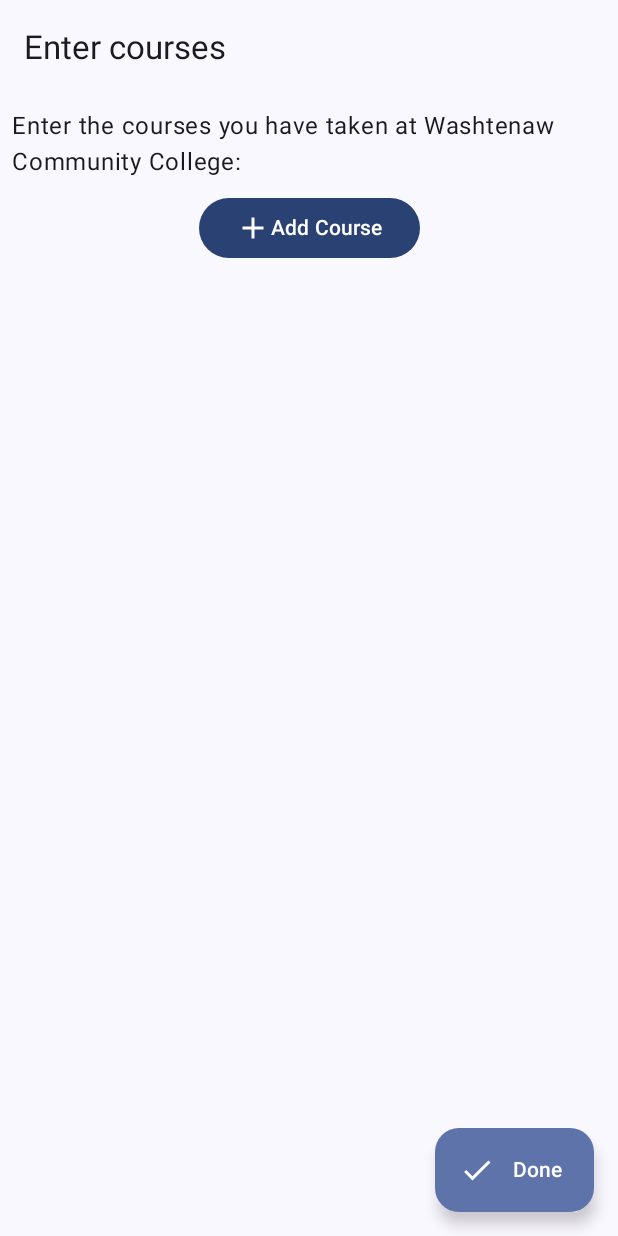
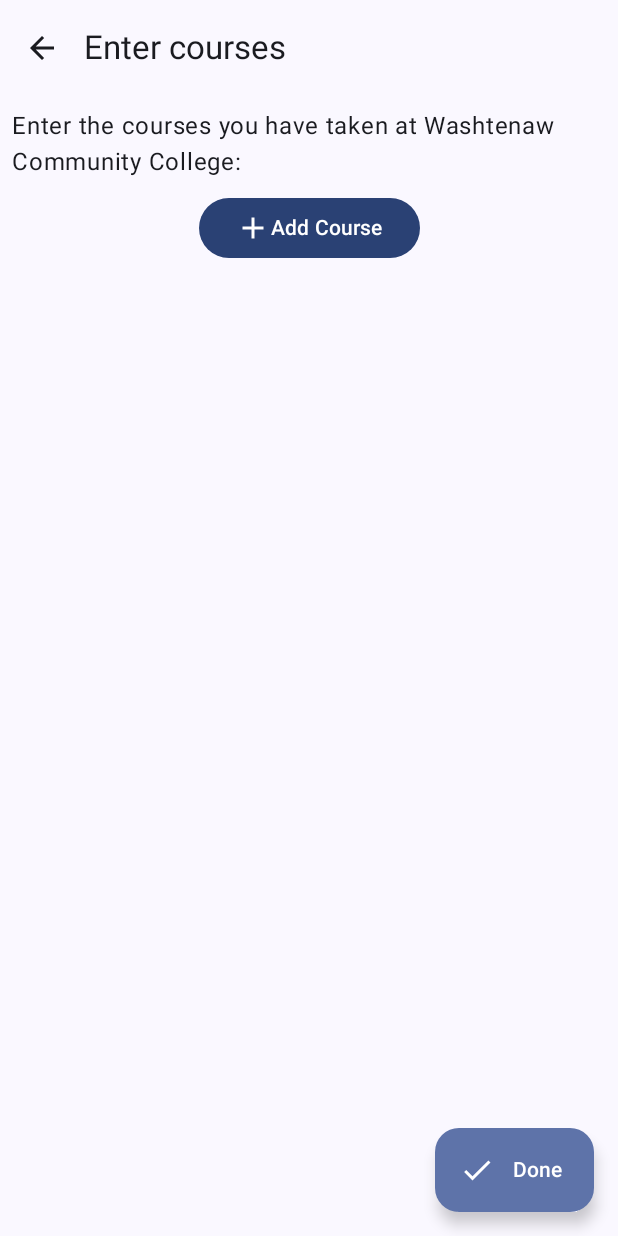
Before and after one commit to im117/UnivTransfer, an Android app built with Jetpack Compose: the screen it shows after launch (MainActivity), after a tap on an icon or button, on a phone screen of 412 x 824 dp. Run offline under Robolectric (Android 15) with nearby library versions, the phone set to English and light mode, and no system bars; our stand-ins replace Room's generated code.

Commit message:
back button on course add screen

```diff
--- a/app/src/main/java/edu/emich/imulliso/cosc481honors/univtransfer/CourseInputForm.kt
+++ b/app/src/main/java/edu/emich/imulliso/cosc481honors/univtransfer/CourseInputForm.kt
@@ -8,6 +8,7 @@
 import androidx.compose.foundation.rememberScrollState
 import androidx.compose.foundation.verticalScroll
 import androidx.compose.material.icons.Icons
+import androidx.compose.material.icons.automirrored.filled.ArrowBack
 import androidx.compose.material.icons.filled.Add
 import androidx.compose.material.icons.filled.Check
 import androidx.compose.material.icons.filled.Clear
@@ -29,10 +30,12 @@
 import androidx.compose.ui.Modifier
 import androidx.compose.ui.res.stringResource
 import androidx.compose.ui.unit.dp
+import androidx.navigation.NavController
 
 @OptIn(ExperimentalMaterial3Api::class)
 @Composable
 fun CourseInputForm(
+    navController: NavController,
     database: AppDatabase,
     college: College?,
     onCourseListSelected: (List<Course>) -> Unit,
@@ -42,7 +45,26 @@
     val courses = remember { mutableStateListOf<Course>() }
 
     Scaffold(
-        topBar = { TopAppBar(title = { Text(stringResource(R.string.enter_courses)) }) },
+        topBar = {
+            TopAppBar(
+                // back icon
+                navigationIcon = {
+                    IconButton(
+                        onClick = {
+                            // Go back
+                            navController.popBackStack()
+                        }
+                    ) {
+                        Icon(
+                            Icons.AutoMirrored.Default.ArrowBack,
+                            stringResource(R.string.navigate_up)
+                        )
+                    }
+                },
+                title = { Text(stringResource(R.string.enter_courses)) },
+
+                )
+        },
         floatingActionButton = {
             ExtendedFloatingActionButton(
                 onClick = { onCourseListSelected(courses) },
--- a/app/src/main/java/edu/emich/imulliso/cosc481honors/univtransfer/MainActivity.kt
+++ b/app/src/main/java/edu/emich/imulliso/cosc481honors/univtransfer/MainActivity.kt
@@ -6,7 +6,6 @@
 import androidx.activity.enableEdgeToEdge
 import androidx.compose.foundation.layout.Box
 import androidx.compose.foundation.layout.size
-import androidx.compose.material3.ExperimentalMaterial3Api
 import androidx.compose.material3.Text
 import androidx.compose.runtime.Composable
 import androidx.compose.runtime.getValue
@@ -21,7 +20,6 @@
 import androidx.navigation.compose.rememberNavController
 import androidx.room.Room
 import edu.emich.imulliso.cosc481honors.univtransfer.ui.theme.UnivTransferTheme
-import kotlinx.serialization.Serializable
 
 class MainActivity : ComponentActivity() {
 
@@ -42,14 +40,6 @@
 }
 
 
-@Serializable
-object Home
-
-@Serializable
-object Search
-
-
-@OptIn(ExperimentalMaterial3Api::class)
 @Composable
 fun App(database: AppDatabase) {
     val navController = rememberNavController()
@@ -62,7 +52,8 @@
             navController.navigate(CourseInputScreen)
         })
         courseInputScreen(
-            database,
+            navController = navController,
+            database = database,
             twoYearCollege = { twoYearCollege },
             onCourseListSelected = { courses ->
                 courseList = courses
--- a/app/src/main/java/edu/emich/imulliso/cosc481honors/univtransfer/Navigation.kt
+++ b/app/src/main/java/edu/emich/imulliso/cosc481honors/univtransfer/Navigation.kt
@@ -32,12 +32,14 @@
 }
 
 fun NavGraphBuilder.courseInputScreen(
+    navController: NavController,
     database: AppDatabase,
     twoYearCollege: () -> College?,
     onCourseListSelected: (List<Course>) -> Unit
 ) {
     composable<CourseInputScreen> {
         CourseInputForm(
+            navController = navController,
             database = database,
             college = twoYearCollege(),
             onCourseListSelected = onCourseListSelected,
```
